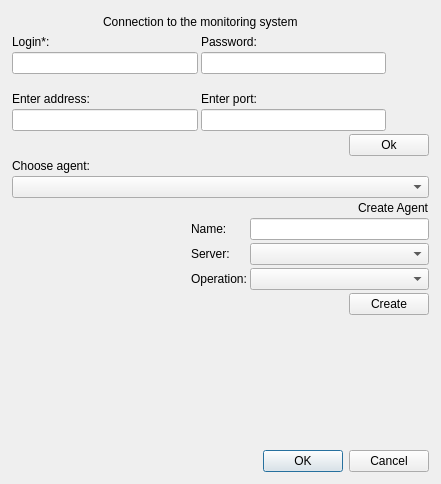
Old version of the form dplm_desktop/login.ui in the repository Rheamer/DPLM.
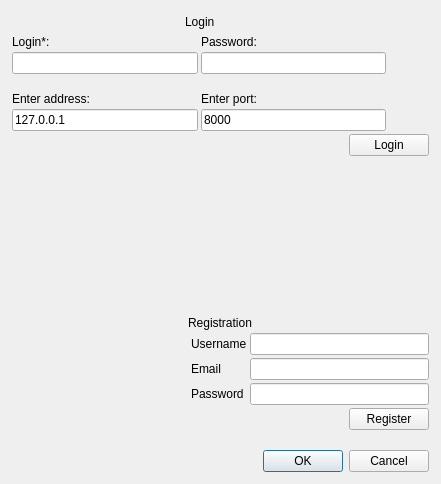
New version of the form.

Patch:
```diff
--- a/dplm_desktop/login.ui
+++ b/dplm_desktop/login.ui
@@ -34,7 +34,7 @@
      <item alignment="Qt::AlignHCenter">
       <widget class="QLabel" name="title">
        <property name="text">
-        <string>Connection to the monitoring system</string>
+        <string>Login</string>
        </property>
       </widget>
      </item>
@@ -133,7 +133,11 @@
    <item>
     <layout class="QGridLayout" name="gridLayout">
      <item row="2" column="1">
-      <widget class="QLineEdit" name="port"/>
+      <widget class="QLineEdit" name="port">
+       <property name="text">
+        <string>8000</string>
+       </property>
+      </widget>
      </item>
      <item row="0" column="1">
       <widget class="QLabel" name="label_2">
@@ -150,7 +154,11 @@
       </widget>
      </item>
      <item row="2" column="0">
-      <widget class="QLineEdit" name="ip"/>
+      <widget class="QLineEdit" name="ip">
+       <property name="text">
+        <string>127.0.0.1</string>
+       </property>
+      </widget>
      </item>
      <item row="2" column="2">
       <widget class="QPushButton" name="addressIcon">
@@ -185,104 +193,98 @@
    <item alignment="Qt::AlignRight">
     <widget class="QPushButton" name="authBtn">
      <property name="text">
-      <string>Ok</string>
+      <string>Login</string>
      </property>
     </widget>
    </item>
    <item>
+    <spacer name="verticalSpacer">
+     <property name="orientation">
+      <enum>Qt::Vertical</enum>
+     </property>
+     <property name="sizeHint" stdset="0">
+      <size>
+       <width>20</width>
+       <height>40</height>
+      </size>
+     </property>
+    </spacer>
+   </item>
+   <item alignment="Qt::AlignHCenter">
     <widget class="QLabel" name="label_5">
      <property name="text">
-      <string>Choose agent:</string>
+      <string>Registration</string>
      </property>
     </widget>
    </item>
-   <item>
-    <widget class="QComboBox" name="agentBox"/>
-   </item>
    <item>
     <layout class="QGridLayout" name="gridLayout_3">
-     <item row="0" column="2" alignment="Qt::AlignRight">
-      <widget class="QLabel" name="label_6">
-       <property name="text">
-        <string>Create Agent</string>
-       </property>
-      </widget>
-     </item>
-     <item row="1" column="0">
-      <spacer name="horizontalSpacer_4">
-       <property name="orientation">
-        <enum>Qt::Horizontal</enum>
-       </property>
-       <property name="sizeHint" stdset="0">
-        <size>
-         <width>40</width>
-         <height>20</height>
-        </size>
-       </property>
-      </spacer>
-     </item>
-     <item row="3" column="1">
-      <widget class="QLabel" name="label_9">
-       <property name="text">
-        <string>Operation:</string>
-       </property>
-      </widget>
-     </item>
-     <item row="2" column="2">
-      <widget class="QComboBox" name="serverBox"/>
-     </item>
-     <item row="1" column="2">
-      <widget class="QLineEdit" name="newAgentName"/>
-     </item>
-     <item row="2" column="1">
-      <widget class="QLabel" name="label_8">
-       <property name="text">
-        <string>Server:</string>
-       </property>
-      </widget>
-     </item>
      <item row="4" column="2" alignment="Qt::AlignRight">
-      <widget class="QPushButton" name="createAgentBtn">
-       <property name="styleSheet">
-        <string notr="true"/>
-       </property>
-       <property name="text">
-        <string>Create</string>
-       </property>
-      </widget>
-     </item>
-     <item row="1" column="1">
-      <widget class="QLabel" name="label_7">
-       <property name="text">
-        <string>Name:</string>
-       </property>
-      </widget>
-     </item>
-     <item row="3" column="2">
-      <widget class="QComboBox" name="operationBox"/>
-     </item>
-     <item row="5" column="2" alignment="Qt::AlignRight">
       <widget class="QLabel" name="creationStatus">
        <property name="text">
         <string/>
        </property>
       </widget>
      </item>
+     <item row="2" column="2">
+      <widget class="QLineEdit" name="newPassword"/>
+     </item>
+     <item row="1" column="2">
+      <widget class="QLineEdit" name="newEmail">
+       <property name="text">
+        <string/>
+       </property>
+      </widget>
+     </item>
+     <item row="0" column="2">
+      <widget class="QLineEdit" name="newUsername"/>
+     </item>
+     <item row="1" column="1">
+      <widget class="QLabel" name="faf">
+       <property name="text">
+        <string>Email</string>
+       </property>
+      </widget>
+     </item>
+     <item row="0" column="1">
+      <widget class="QLabel" name="label_7">
+       <property name="text">
+        <string>Username</string>
+       </property>
+      </widget>
+     </item>
+     <item row="2" column="1">
+      <widget class="QLabel" name="label_9">
+       <property name="text">
+        <string>Password</string>
+       </property>
+      </widget>
+     </item>
+     <item row="3" column="2" alignment="Qt::AlignRight">
+      <widget class="QPushButton" name="registerUserBtn">
+       <property name="styleSheet">
+        <string notr="true"/>
+       </property>
+       <property name="text">
+        <string>Register</string>
+       </property>
+      </widget>
+     </item>
+     <item row="0" column="0">
+      <spacer name="horizontalSpacer_4">
+       <property name="orientation">
+        <enum>Qt::Horizontal</enum>
+       </property>
+       <property name="sizeHint" stdset="0">
+        <size>
+         <width>40</width>
+         <height>20</height>
+        </size>
+       </property>
+      </spacer>
+     </item>
     </layout>
    </item>
-   <item>
-    <spacer name="verticalSpacer">
-     <property name="orientation">
-      <enum>Qt::Vertical</enum>
-     </property>
-     <property name="sizeHint" stdset="0">
-      <size>
-       <width>20</width>
-       <height>40</height>
-      </size>
-     </property>
-    </spacer>
-   </item>
    <item>
     <widget class="QDialogButtonBox" name="btnBox">
      <property name="orientation">
```
